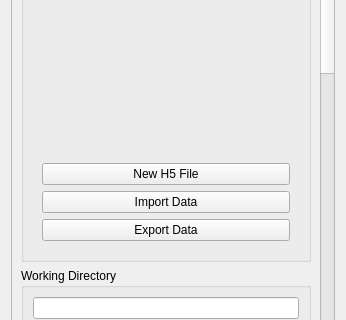
Above: ui/uiWidgetFile.ui from ManifoldsHu/FourDExplorer before the change; both pictures show x 0 to 346 and y 479 to 799 of the 346 by 892 pixel window. Below: the same form after it.
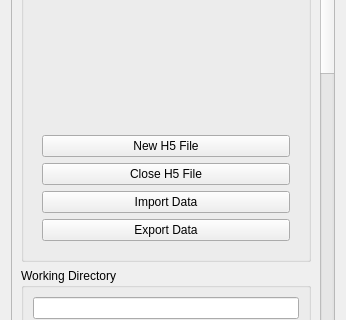
That is the form after the change. Custom widgets are drawn as their Qt base class.

Patch:
```diff
--- a/ui/uiWidgetFile.ui
+++ b/ui/uiWidgetFile.ui
@@ -67,6 +67,13 @@
                </property>
               </widget>
              </item>
+             <item>
+              <widget class="QPushButton" name="pushButton_close_file">
+               <property name="text">
+                <string>Close H5 File</string>
+               </property>
+              </widget>
+             </item>
              <item>
               <widget class="QPushButton" name="pushButton_import_data">
                <property name="text">
```
Left out of the diff: 2 changed lines with no effect on the pictures.
